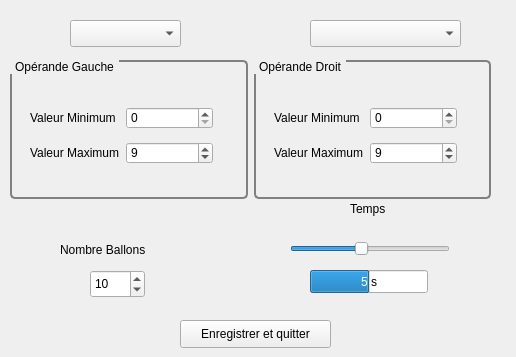
First picture: the form in editeur.ui, repository Txikilinux/leterrier-calculment, before the edit.
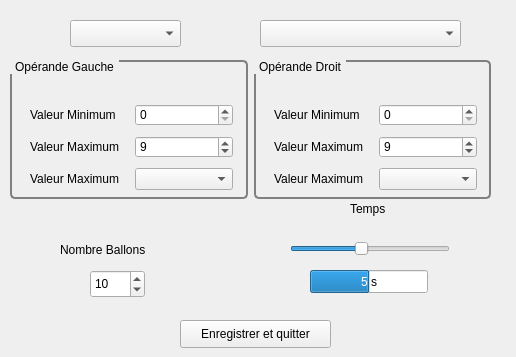
Second picture: the form after the edit.

Diff of the .ui file:
```diff
--- a/editeur.ui
+++ b/editeur.ui
@@ -83,8 +83,8 @@
         <rect>
          <x>20</x>
          <y>40</y>
-         <width>183</width>
-         <height>71</height>
+         <width>203</width>
+         <height>97</height>
         </rect>
        </property>
        <layout class="QGridLayout" name="gridLayout">
@@ -96,7 +96,11 @@
          </widget>
         </item>
         <item row="0" column="1">
-         <widget class="QSpinBox" name="spbGMin"/>
+         <widget class="QSpinBox" name="spbGMin">
+          <property name="maximum">
+           <number>99</number>
+          </property>
+         </widget>
         </item>
         <item row="1" column="0">
          <widget class="QLabel" name="lblGMax">
@@ -107,11 +111,24 @@
         </item>
         <item row="1" column="1">
          <widget class="QSpinBox" name="spbGMax">
+          <property name="maximum">
+           <number>99</number>
+          </property>
           <property name="value">
            <number>9</number>
           </property>
          </widget>
         </item>
+        <item row="2" column="1">
+         <widget class="QComboBox" name="cbMaxG"/>
+        </item>
+        <item row="2" column="0">
+         <widget class="QLabel" name="lblGMax_2">
+          <property name="text">
+           <string>Valeur Maximum</string>
+          </property>
+         </widget>
+        </item>
        </layout>
       </widget>
      </widget>
@@ -141,8 +158,8 @@
         <rect>
          <x>20</x>
          <y>40</y>
-         <width>183</width>
-         <height>71</height>
+         <width>203</width>
+         <height>97</height>
         </rect>
        </property>
        <layout class="QGridLayout" name="gridLayout_2">
@@ -154,7 +171,11 @@
          </widget>
         </item>
         <item row="0" column="1">
-         <widget class="QSpinBox" name="spbDMin"/>
+         <widget class="QSpinBox" name="spbDMin">
+          <property name="maximum">
+           <number>99</number>
+          </property>
+         </widget>
         </item>
         <item row="1" column="0">
          <widget class="QLabel" name="lblDMax">
@@ -165,11 +186,24 @@
         </item>
         <item row="1" column="1">
          <widget class="QSpinBox" name="spbDMax">
+          <property name="maximum">
+           <number>99</number>
+          </property>
           <property name="value">
            <number>9</number>
           </property>
          </widget>
         </item>
+        <item row="2" column="1">
+         <widget class="QComboBox" name="cbMaxD"/>
+        </item>
+        <item row="2" column="0">
+         <widget class="QLabel" name="lblDMax_2">
+          <property name="text">
+           <string>Valeur Maximum</string>
+          </property>
+         </widget>
+        </item>
        </layout>
       </widget>
      </widget>
@@ -233,9 +267,9 @@
   <widget class="QComboBox" name="cbOperation">
    <property name="geometry">
     <rect>
-     <x>310</x>
+     <x>260</x>
      <y>20</y>
-     <width>151</width>
+     <width>201</width>
      <height>27</height>
     </rect>
    </property>
```
